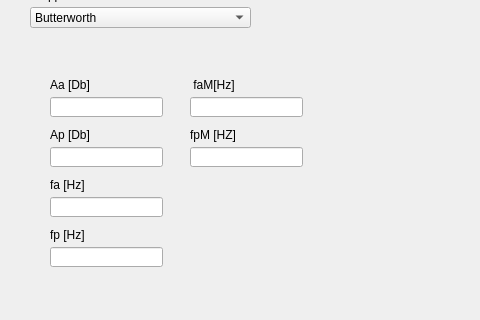
The window that TP4/Ejercicio1-FilterTool/filterTool/designer/filterToolWindow.ui (benjacarlos/TC-Grupo6) describes before a commit, drawn with Qt 5; both pictures show x 0 to 480 and y 133 to 453 of the 939 by 767 pixel window.
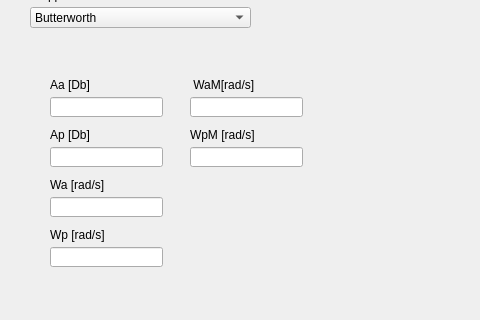
The same window after the commit. The open tabs and pages were chosen to show the change. Custom widgets are drawn as their Qt base class.

Commit message:
Everything in right medida
Everything in right medida

The edit to the form file:
```diff
--- a/TP4/Ejercicio1-FilterTool/filterTool/designer/filterToolWindow.ui
+++ b/TP4/Ejercicio1-FilterTool/filterTool/designer/filterToolWindow.ui
@@ -284,7 +284,7 @@
          </rect>
         </property>
         <property name="text">
-         <string>fa [Hz] </string>
+         <string>Wa [rad/s] </string>
         </property>
        </widget>
        <widget class="QLineEdit" name="faInput">
@@ -307,7 +307,7 @@
          </rect>
         </property>
         <property name="text">
-         <string>fp [Hz] </string>
+         <string>Wp [rad/s] </string>
         </property>
        </widget>
        <widget class="QLineEdit" name="fpInput">
@@ -344,7 +344,7 @@
            </rect>
           </property>
           <property name="text">
-           <string> faM[Hz] </string>
+           <string> WaM[rad/s] </string>
           </property>
          </widget>
          <widget class="QLineEdit" name="famInput">
@@ -367,7 +367,7 @@
            </rect>
           </property>
           <property name="text">
-           <string>fpM [HZ] </string>
+           <string>WpM [rad/s] </string>
           </property>
          </widget>
          <widget class="QLineEdit" name="fpmInput">
```
The commit also changes 1 other file.
